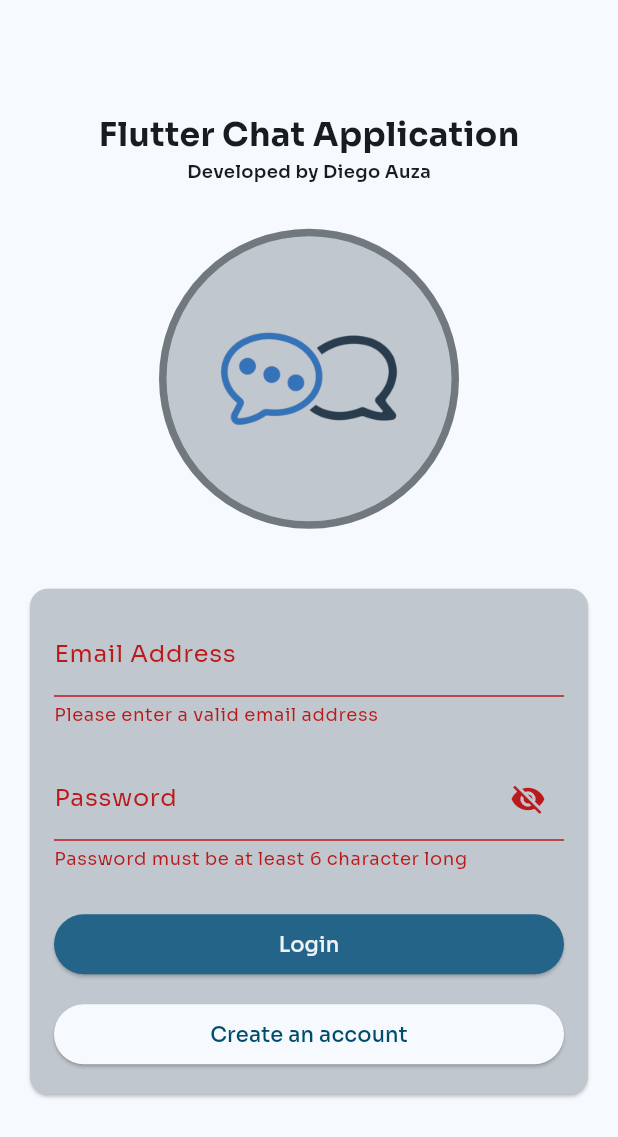
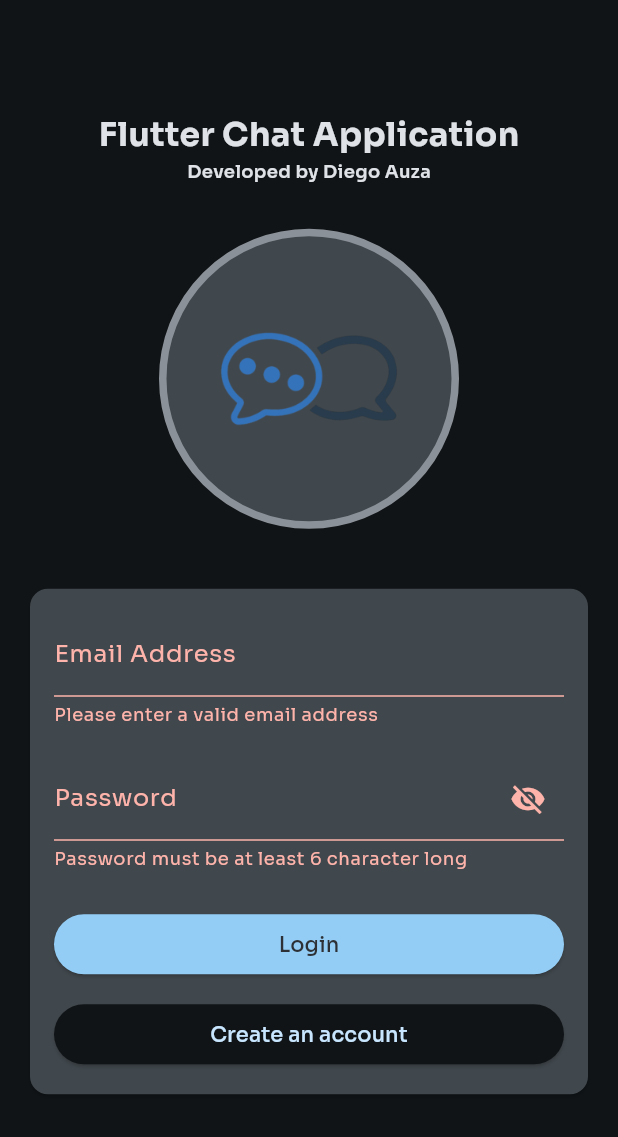
Before and after one commit to DiegoAuzaDev/chat_flutter_app, a Flutter app: the screen it shows after launch, after a tap on "Login", on a phone screen of 412 x 824 dp. Shown: the top 1137 px of the screen. Run offline on Flutter 3.47's test engine with Material 3 defaults, Android fonts, the phone set to English and light mode, and no system bars; our stand-ins replace firebase_auth, firebase_core, google_fonts; accounts and stored records are empty.

```diff
--- a/lib/main.dart
+++ b/lib/main.dart
@@ -1,5 +1,6 @@
 import 'package:chat_app/screens/auth_screen.dart';
 import 'package:chat_app/screens/chat_screen.dart';
+import 'package:chat_app/screens/splash.dart';
 import 'package:firebase_auth/firebase_auth.dart';
 import 'package:flutter/material.dart';
 import 'package:google_fonts/google_fonts.dart';
@@ -20,7 +21,7 @@ class MyApp extends StatefulWidget {
 }
 
 class _MyAppState extends State<MyApp> {
-  Brightness themeBrightness = Brightness.light;
+  Brightness themeBrightness = Brightness.dark;
 
   @override
   Widget build(BuildContext context) {
@@ -33,18 +34,19 @@ class _MyAppState extends State<MyApp> {
           seedColor: const Color.fromARGB(255, 38, 101, 137),
           secondary: const Color.fromARGB(255, 80, 96, 110),
           tertiary: const Color.fromARGB(255, 100, 89, 123),
-          surface: const Color.fromARGB(255, 247, 249, 255),
         ),
         textTheme: GoogleFonts.soraTextTheme(),
       ),
       home: StreamBuilder(
         stream: FirebaseAuth.instance.authStateChanges(),
         builder: (context, snapshot) {
+          if (snapshot.connectionState == ConnectionState.waiting) {
+            return const SplashScreen();
+          }
           if (snapshot.hasData) {
             return const ChatScreen();
-          } else {
-            return const AuthScreen();
           }
+          return const AuthScreen();
         },
       ),
     );
--- /dev/null
+++ b/lib/screens/splash.dart
@@ -0,0 +1,12 @@
+import 'package:flutter/material.dart';
+
+class SplashScreen extends StatelessWidget {
+  const SplashScreen({super.key});
+
+  @override
+  Widget build(BuildContext context) {
+    return const Center(
+      child: CircularProgressIndicator(),
+    );
+  }
+}
--- a/pubspec.yaml
+++ b/pubspec.yaml
@@ -38,6 +38,7 @@ dependencies:
   google_fonts: ^6.1.0
   firebase_core: ^2.25.4
   firebase_auth: ^4.17.4
+  firebase_storage: ^11.6.5
 
 dev_dependencies:
   flutter_test:
```
Also changed, not shown: lib/screens/chat_screen.dart (+12 -0 lines), pubspec.lock, 3 other files.
